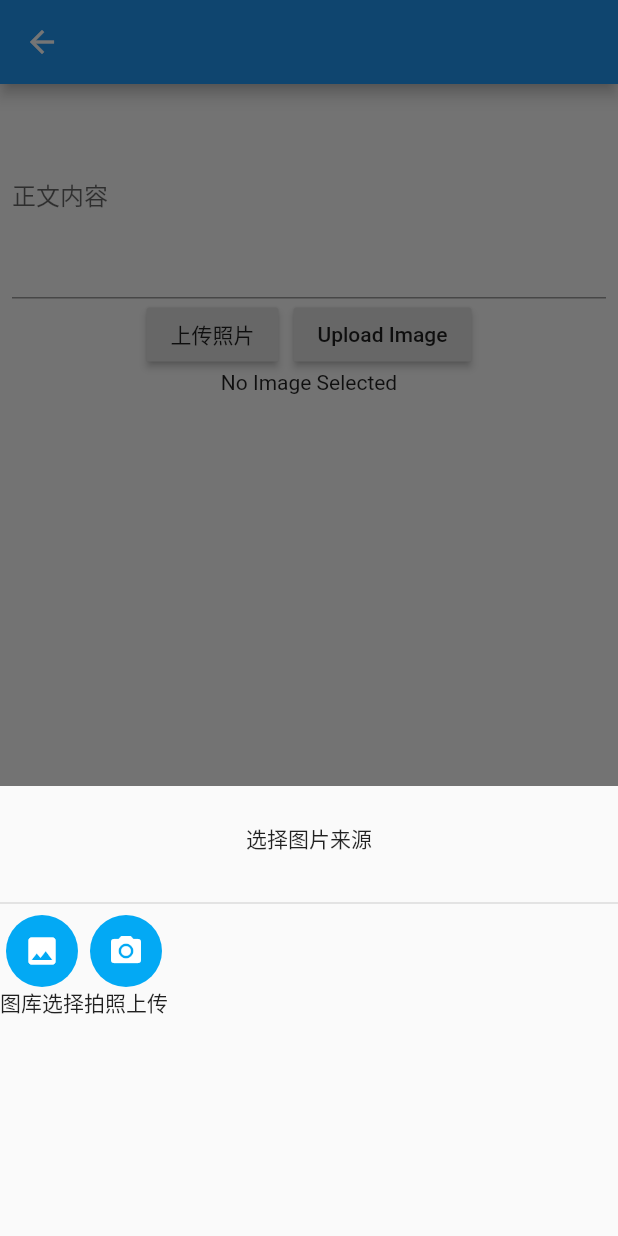
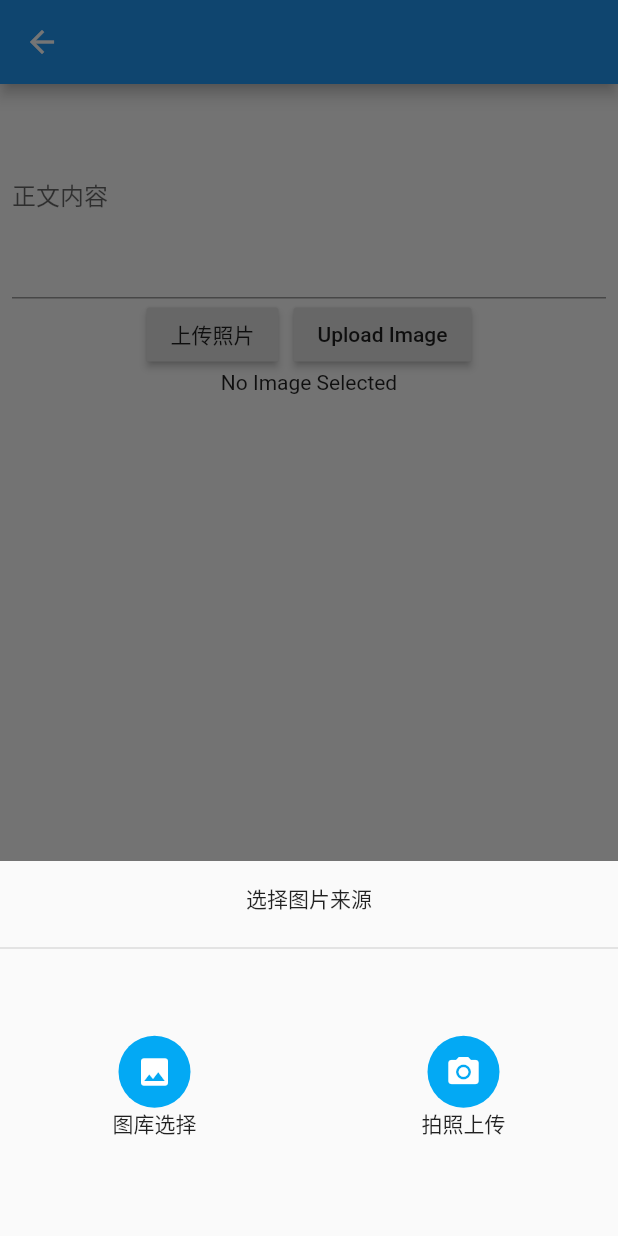
Before and after one commit to mikexfreeze/pet_planet_flutter, a Flutter app: the NewPost screen opened directly, after a tap on "上传照片", on a phone screen of 412 x 824 dp. Run offline on Flutter 3.47's test engine with Material 2 defaults, Android fonts, the phone set to English and light mode, and no system bars; our stand-ins replace image_picker, shared_preferences; accounts and stored records are empty.

Commit message:
选择来源按钮

```diff
--- a/lib/pages/new_post/NewPost.dart
+++ b/lib/pages/new_post/NewPost.dart
@@ -93,11 +93,11 @@ class PhotoSourceSelector extends StatelessWidget {
   @override
   Widget build(BuildContext context) {
     return Container(
-      height: 300,
+      height: 250,
       child: Column(
         children: [
           Container(
-            height: 70,
+            height: 50,
             child: Center(
               child: Text(
                 '选择图片来源',
@@ -106,28 +106,15 @@ class PhotoSourceSelector extends StatelessWidget {
             ),
           ),
           const Divider(thickness: 1),
-          Row(
-            children: <Widget>[
-              Column(
-                children: <Widget>[
-                  Ink(
-                    decoration: const ShapeDecoration(
-                      color: Colors.lightBlue,
-                      shape: CircleBorder(),
-                    ),
-                    child: IconButton(
-                      icon: Icon(Icons.insert_photo),
-                      color: Colors.white,
-                      onPressed: () {
-
-                      },
-                    ),
-                  ),
-                  Text('图库选择')
-                ],
-              ),
-              _PhotoShapeIcon(icon: Icons.photo_camera, title: '拍照上传')
-            ],
+          Container(
+            height: 170,
+            child: Row(
+              mainAxisAlignment: MainAxisAlignment.spaceAround,
+              children: <Widget>[
+                _PhotoShapeIcon(icon: Icons.insert_photo, title: '图库选择'),
+                _PhotoShapeIcon(icon: Icons.photo_camera, title: '拍照上传')
+              ],
+            ),
           )
         ],
       ),
@@ -148,6 +135,7 @@ class _PhotoShapeIcon extends StatelessWidget {
   @override
   Widget build(BuildContext context) {
     return Column(
+      mainAxisAlignment: MainAxisAlignment.center,
       children: <Widget>[
         Ink(
           decoration: const ShapeDecoration(
```
